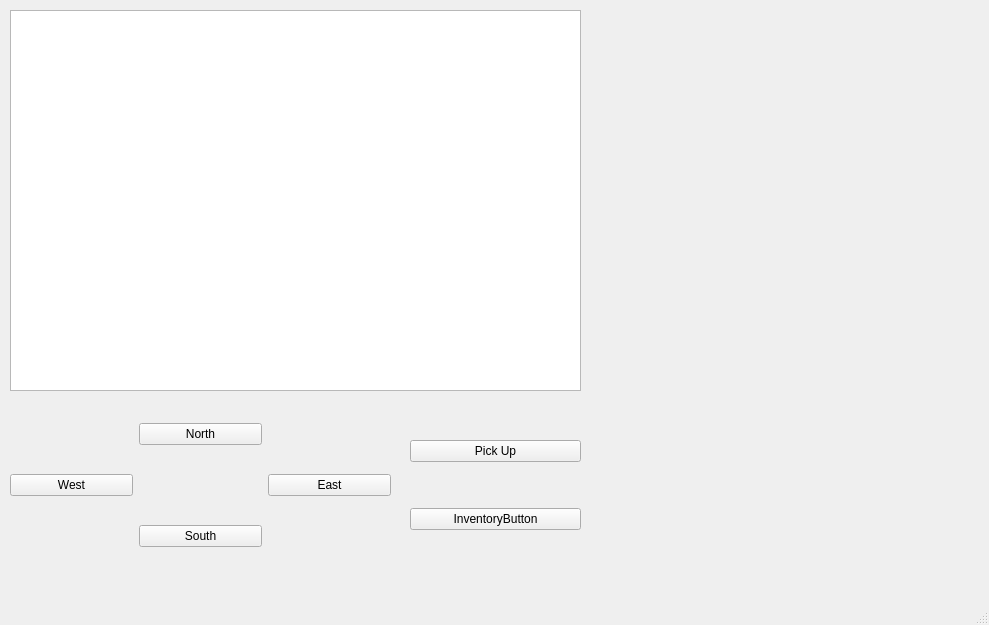
Qt form mainwindow.ui (Ben0C/ZorkProject) before a commit.
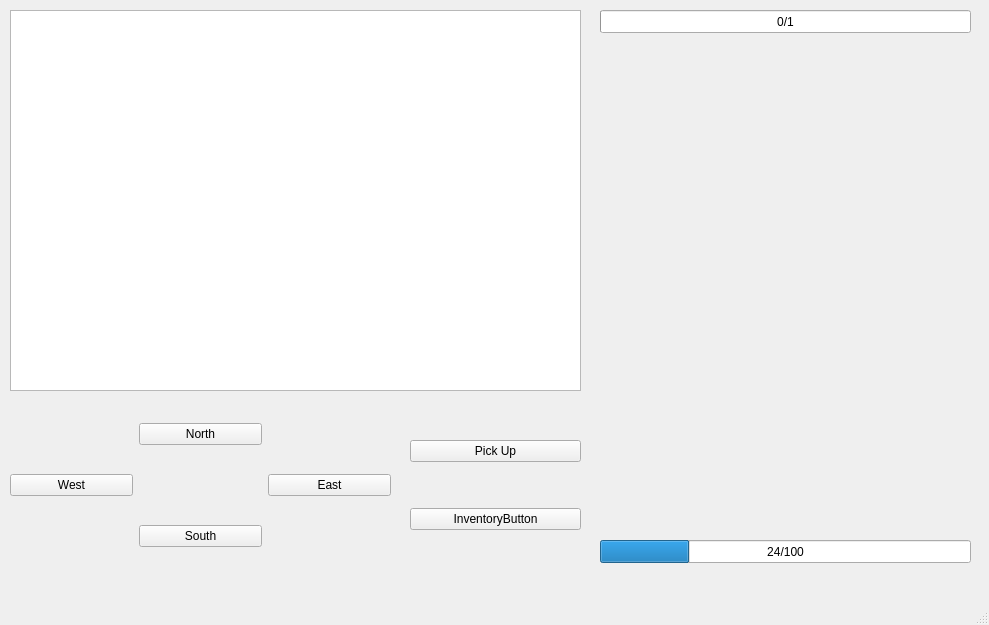
The same form after that commit.

```diff
--- a/mainwindow.ui
+++ b/mainwindow.ui
@@ -74,9 +74,9 @@
     <property name="geometry">
      <rect>
       <x>600</x>
-      <y>20</y>
+      <y>50</y>
       <width>371</width>
-      <height>541</height>
+      <height>471</height>
      </rect>
     </property>
     <property name="text">
@@ -109,6 +109,41 @@
      </item>
     </layout>
    </widget>
+   <widget class="QProgressBar" name="enemyHealthBar">
+    <property name="geometry">
+     <rect>
+      <x>600</x>
+      <y>10</y>
+      <width>371</width>
+      <height>23</height>
+     </rect>
+    </property>
+    <property name="maximum">
+     <number>1</number>
+    </property>
+    <property name="value">
+     <number>0</number>
+    </property>
+    <property name="format">
+     <string>%v/%m</string>
+    </property>
+   </widget>
+   <widget class="QProgressBar" name="playerHealthBar">
+    <property name="geometry">
+     <rect>
+      <x>600</x>
+      <y>540</y>
+      <width>371</width>
+      <height>23</height>
+     </rect>
+    </property>
+    <property name="value">
+     <number>24</number>
+    </property>
+    <property name="format">
+     <string>%v/%m</string>
+    </property>
+   </widget>
    <zorder>label</zorder>
    <zorder>textEdit</zorder>
    <zorder>gridLayoutWidget</zorder>
```
Left out of the diff: 2 changed lines with no effect on the pictures.
